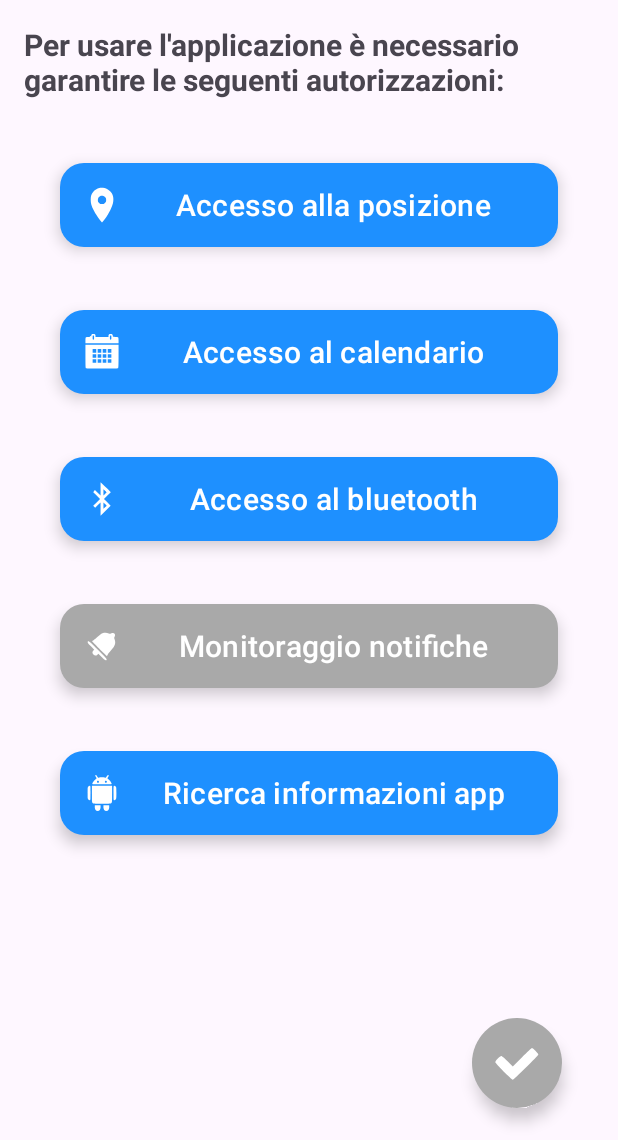
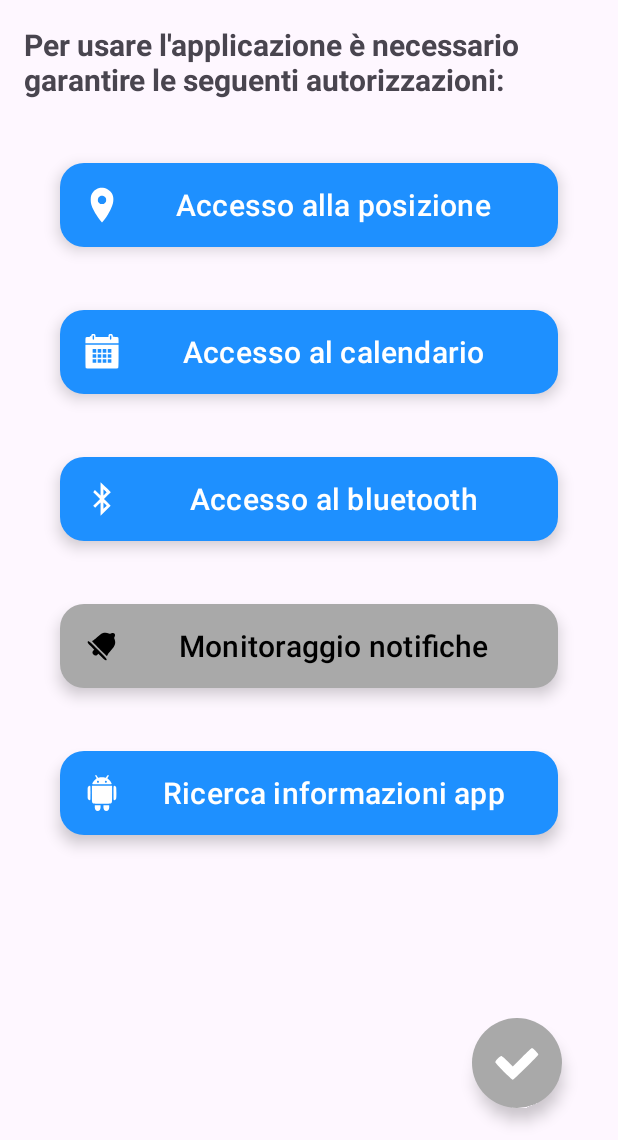
Before and after one commit to AleDeGregorio/PrivacyManager, an Android app: the screen it shows after launch (AskPermissionsActivity), on a phone screen of 412 x 824 dp, the part 96-1236 px from its top. Run offline under Robolectric (Android 15) with nearby library versions, the phone set to English and light mode, and no system bars.

Commit message:
feat: changing buttons color (text and icon)

```diff
--- a/app/src/main/java/it/polito/s294545/privacymanager/activities/AskPermissionsActivity.kt
+++ b/app/src/main/java/it/polito/s294545/privacymanager/activities/AskPermissionsActivity.kt
@@ -158,6 +158,8 @@ class AskPermissionsActivity : AppCompatActivity() {
         }
 
         button.setBackgroundColor(resources.getColor(R.color.primary))
+        button.setTextColor(resources.getColor(R.color.white))
+        button.setIconTintResource(R.color.white)
     }
 
     // ----- Check if permission has been granted -----
--- a/app/src/main/res/layout/activity_ask_permissions.xml
+++ b/app/src/main/res/layout/activity_ask_permissions.xml
@@ -38,12 +38,12 @@
         android:contentDescription="@string/location_permission"
         android:text="@string/ask_location"
         android:textAlignment="center"
-        android:textColor="@color/white"
+        android:textColor="@color/black"
         android:textSize="20sp"
         app:backgroundTint="@color/dark_grey"
         app:icon="@drawable/icon_location"
-        app:iconTint="@color/white"
-        app:tint="@color/white" />
+        app:iconTint="@color/black"
+        app:tint="@color/black" />
 
     <com.google.android.material.floatingactionbutton.ExtendedFloatingActionButton
         android:id="@+id/calendar_permission"
@@ -58,12 +58,12 @@
         android:contentDescription="@string/calendar_permission"
         android:text="@string/ask_calendar"
         android:textAlignment="center"
-        android:textColor="@color/white"
+        android:textColor="@color/black"
         android:textSize="20sp"
         app:backgroundTint="@color/dark_grey"
         app:icon="@drawable/icon_calendar"
-        app:iconTint="@color/white"
-        app:tint="@color/white" />
+        app:iconTint="@color/black"
+        app:tint="@color/black" />
 
     <com.google.android.material.floatingactionbutton.ExtendedFloatingActionButton
         android:id="@+id/bluetooth_permission"
@@ -78,12 +78,12 @@
         android:contentDescription="@string/bluetooth_permission"
         android:text="@string/ask_bluetooth"
         android:textAlignment="center"
-        android:textColor="@color/white"
+        android:textColor="@color/black"
         android:textSize="20sp"
         app:backgroundTint="@color/dark_grey"
         app:icon="@drawable/icon_bluetooth"
-        app:iconTint="@color/white"
-        app:tint="@color/white" />
+        app:iconTint="@color/black"
+        app:tint="@color/black" />
 
     <com.google.android.material.floatingactionbutton.ExtendedFloatingActionButton
         android:id="@+id/notifications_permission"
@@ -98,12 +98,12 @@
         android:contentDescription="@string/notifications_permission"
         android:text="@string/ask_notifications"
         android:textAlignment="center"
-        android:textColor="@color/white"
+        android:textColor="@color/black"
         android:textSize="20sp"
         app:backgroundTint="@color/dark_grey"
         app:icon="@drawable/icon_notification"
-        app:iconTint="@color/white"
-        app:tint="@color/white" />
+        app:iconTint="@color/black"
+        app:tint="@color/black" />
 
     <com.google.android.material.floatingactionbutton.ExtendedFloatingActionButton
         android:id="@+id/usage_permission"
@@ -118,12 +118,12 @@
         android:contentDescription="@string/usage_permission"
         android:text="@string/ask_usage"
         android:textAlignment="center"
-        android:textColor="@color/white"
+        android:textColor="@color/black"
         android:textSize="20sp"
         app:backgroundTint="@color/dark_grey"
         app:icon="@drawable/icon_app"
-        app:iconTint="@color/white"
-        app:tint="@color/white" />
+        app:iconTint="@color/black"
+        app:tint="@color/black" />
 
     <com.google.android.material.floatingactionbutton.FloatingActionButton
         android:id="@+id/confirm_permissions"
```
